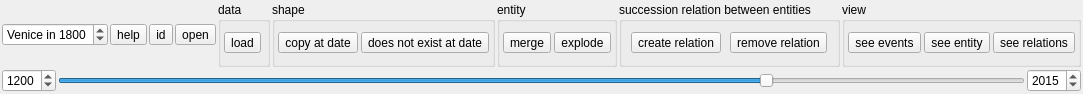
dhlab-epfl/GlobalAtlas-qgis, file ui/vtmtoolbar.ui: the form before one commit.
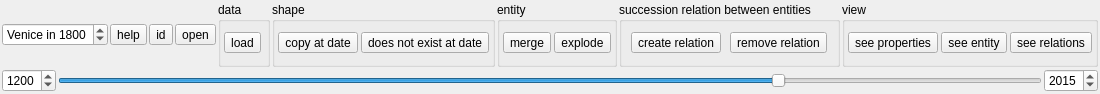
The form after the commit.

Commit message: (fix event to properties renaming)

The edit to the form file:
```diff
--- a/ui/vtmtoolbar.ui
+++ b/ui/vtmtoolbar.ui
@@ -263,7 +263,7 @@
          <item>
           <widget class="QToolButton" name="listEventsButton">
            <property name="text">
-            <string>see events</string>
+            <string>see properties</string>
            </property>
            <property name="checkable">
             <bool>false</bool>
```
